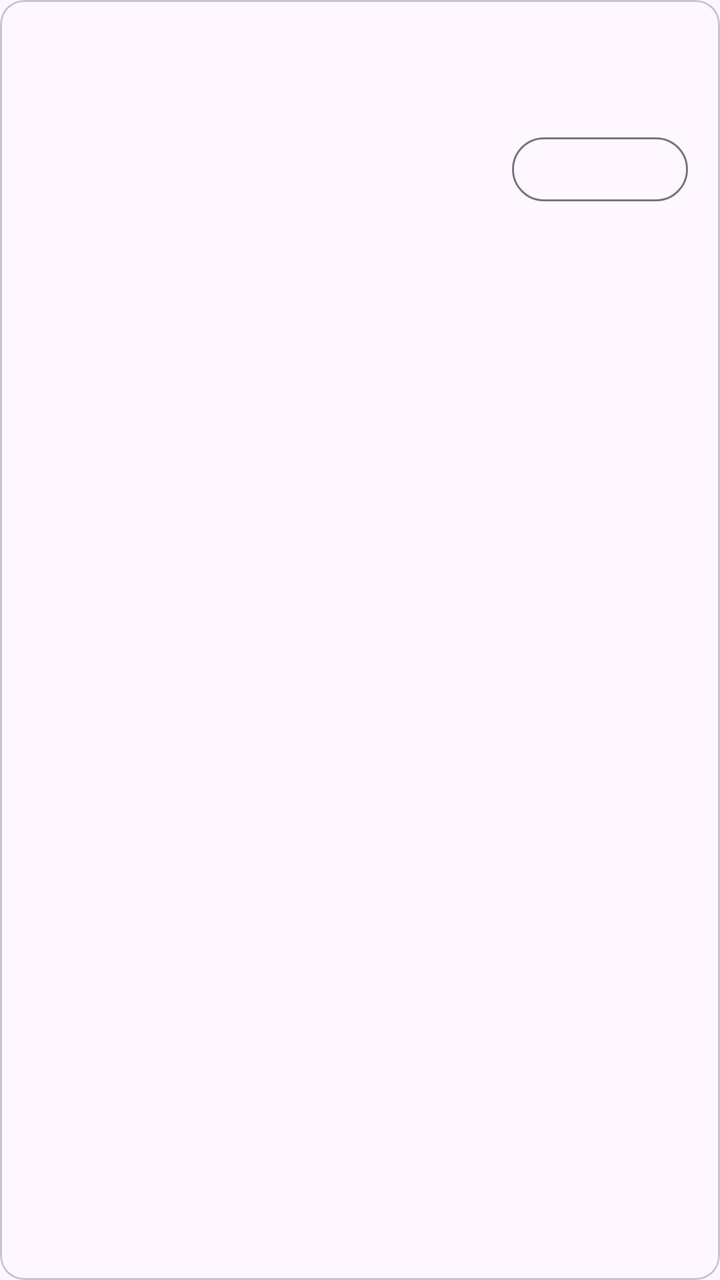
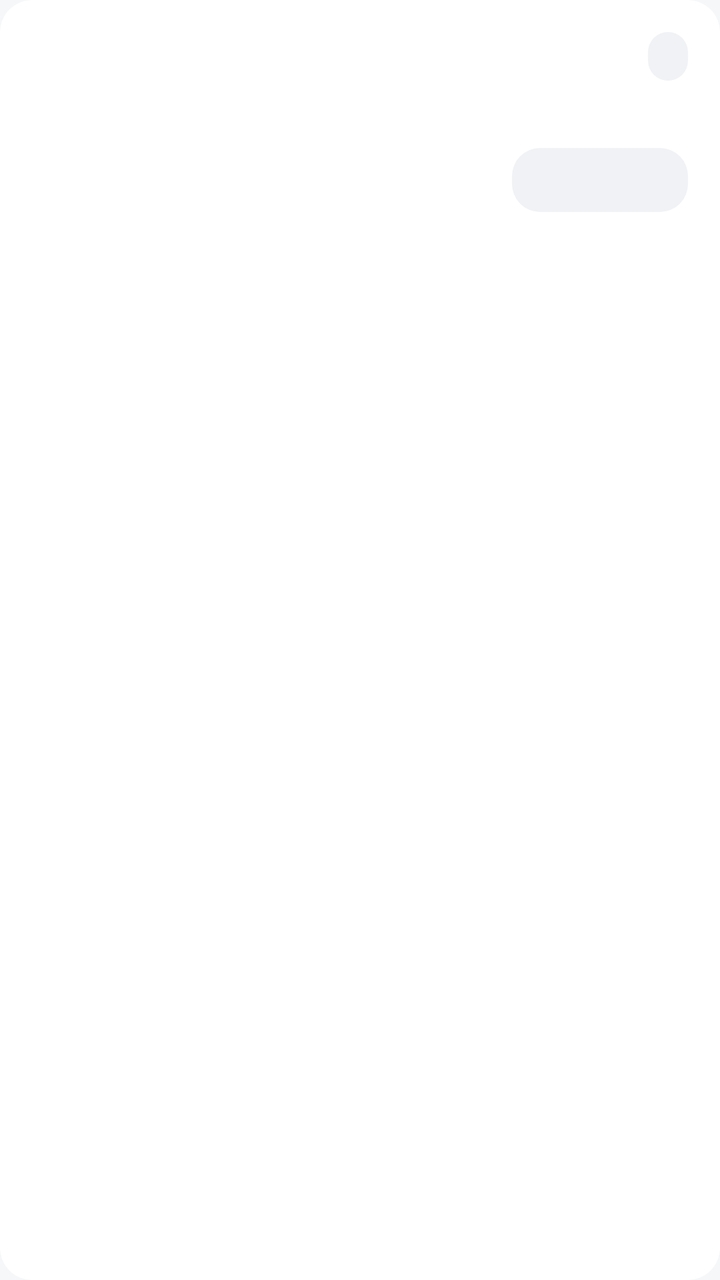

Screens rendered from an Android XML layout before and after an edit, with the pre-edit source and the edit as a unified diff.
<!-- AndroidManifest.xml: application theme Theme.GugugagaAdmin -->
<!-- res/layout/item_tai_khoan.xml -->
<?xml version="1.0" encoding="utf-8"?>
<com.google.android.material.card.MaterialCardView xmlns:android="http://schemas.android.com/apk/res/android"
    style="@style/TheDong"
    android:layout_width="match_parent"
    android:layout_height="wrap_content">

    <LinearLayout
        android:layout_width="match_parent"
        android:layout_height="wrap_content"
        android:minHeight="72dp"
        android:orientation="vertical"
        android:padding="@dimen/khoang_md">

        <LinearLayout
            android:layout_width="match_parent"
            android:layout_height="wrap_content"
            android:gravity="center_vertical"
            android:orientation="horizontal">

            <TextView
                android:id="@+id/tvHoTen"
                android:layout_width="0dp"
                android:layout_height="wrap_content"
                android:layout_weight="1"
                android:ellipsize="end"
                android:maxLines="1"
                android:textAppearance="?attr/textAppearanceTitleMedium" />

            <TextView
                android:id="@+id/tvTrangThai"
                style="@style/NhanTrangThai"
                android:layout_width="wrap_content"
                android:layout_height="wrap_content"
                android:layout_marginStart="@dimen/khoang_sm" />
        </LinearLayout>

        <TextView
            android:id="@+id/tvEmail"
            android:layout_width="match_parent"
            android:layout_height="wrap_content"
            android:layout_marginTop="@dimen/khoang_xs"
            android:ellipsize="end"
            android:maxLines="1" />

        <LinearLayout
            android:layout_width="match_parent"
            android:layout_height="wrap_content"
            android:layout_marginTop="@dimen/khoang_xs"
            android:gravity="center_vertical"
            android:orientation="horizontal">

            <TextView
                android:id="@+id/tvVaiTroSdt"
                android:layout_width="0dp"
                android:layout_height="wrap_content"
                android:layout_weight="1"
                android:textSize="@dimen/chu_nho" />

            <Button
                android:id="@+id/btnKhoaMo"
                style="@style/Widget.Material3.Button.OutlinedButton"
                android:layout_width="wrap_content"
                android:layout_height="wrap_content"
                android:minHeight="40dp" />
        </LinearLayout>
    </LinearLayout>
</com.google.android.material.card.MaterialCardView>
<!-- resources referenced by this layout -->
<resources>
  <style name="NhanTrangThai">
          <item name="android:textSize">@dimen/chu_nho</item>
          <item name="android:textStyle">bold</item>
          <item name="android:paddingStart">@dimen/khoang_sm</item>
          <item name="android:paddingEnd">@dimen/khoang_sm</item>
          <item name="android:paddingTop">2dp</item>
          <item name="android:paddingBottom">2dp</item>
      </style>
  <style name="TheDong" parent="Widget.Material3.CardView.Outlined">
          <item name="android:layout_marginStart">@dimen/khoang_md</item>
          <item name="android:layout_marginTop">@dimen/khoang_sm</item>
          <item name="android:layout_marginEnd">@dimen/khoang_md</item>
      </style>
  <style name="Theme.GugugagaAdmin" parent="Theme.Material3.DayNight.NoActionBar">
          <item name="colorPrimary">@color/xanh_ocop</item>
          <item name="colorPrimaryContainer">@color/xanh_ocop_nhat</item>
      </style>
  <color name="xanh_ocop">#1B6B3A</color>
  <color name="xanh_ocop_nhat">#A7F0B8</color>
  <!-- unchanged entries left out for length: 4 -->
</resources>

<!-- the commit's change to res/layout/item_tai_khoan.xml (unified diff, before → after) -->
@@ -24,7 +24,9 @@
                 android:layout_weight="1"
                 android:ellipsize="end"
                 android:maxLines="1"
-                android:textAppearance="?attr/textAppearanceTitleMedium" />
+                android:textAppearance="?attr/textAppearanceTitleMedium"
+                android:textColor="@color/chu_chinh"
+                android:textStyle="bold" />
 
             <TextView
                 android:id="@+id/tvTrangThai"
@@ -40,12 +42,14 @@
             android:layout_height="wrap_content"
             android:layout_marginTop="@dimen/khoang_xs"
             android:ellipsize="end"
-            android:maxLines="1" />
+            android:maxLines="1"
+            android:textColor="@color/chu_phu"
+            android:textSize="@dimen/chu_phu" />
 
         <LinearLayout
             android:layout_width="match_parent"
             android:layout_height="wrap_content"
-            android:layout_marginTop="@dimen/khoang_xs"
+            android:layout_marginTop="@dimen/khoang_sm"
             android:gravity="center_vertical"
             android:orientation="horizontal">
 
@@ -54,11 +58,12 @@
                 android:layout_width="0dp"
                 android:layout_height="wrap_content"
                 android:layout_weight="1"
+                android:textColor="@color/chu_phu"
                 android:textSize="@dimen/chu_nho" />
 
-            <Button
+            <com.google.android.material.button.MaterialButton
                 android:id="@+id/btnKhoaMo"
-                style="@style/Widget.Material3.Button.OutlinedButton"
+                style="@style/NutVienOcop"
                 android:layout_width="wrap_content"
                 android:layout_height="wrap_content"
                 android:minHeight="40dp" />
<!-- resource entries referenced after the edit -->
@@ -1,24 +1,159 @@
 <!-- resources referenced by this layout -->
 <resources>
+  <color name="chu_chinh">#111827</color>
+  <color name="chu_phu">#6B7280</color>
+  <dimen name="chu_phu">13sp</dimen>
   <style name="NhanTrangThai">
+          <item name="android:background">@drawable/nen_nhan_trang_thai</item>
           <item name="android:textSize">@dimen/chu_nho</item>
           <item name="android:textStyle">bold</item>
-          <item name="android:paddingStart">@dimen/khoang_sm</item>
-          <item name="android:paddingEnd">@dimen/khoang_sm</item>
-          <item name="android:paddingTop">2dp</item>
-          <item name="android:paddingBottom">2dp</item>
+          <item name="android:paddingStart">10dp</item>
+          <item name="android:paddingEnd">10dp</item>
+          <item name="android:paddingTop">4dp</item>
+          <item name="android:paddingBottom">4dp</item>
       </style>
-  <style name="TheDong" parent="Widget.Material3.CardView.Outlined">
+  <style name="NutVienOcop" parent="Widget.Material3.Button.TonalButton">
+          <item name="cornerRadius">@dimen/bo_goc_md</item>
+          <item name="backgroundTint">@color/nen_nhap</item>
+          <item name="android:textColor">@color/chu_chinh</item>
+          <item name="android:minHeight">46dp</item>
+      </style>
+  <style name="TheDong" parent="Widget.Material3.CardView.Filled">
+          <item name="cardBackgroundColor">@color/nen_the</item>
+          <item name="cardCornerRadius">@dimen/bo_goc_the</item>
+          <item name="cardElevation">0dp</item>
+          <item name="strokeWidth">0dp</item>
           <item name="android:layout_marginStart">@dimen/khoang_md</item>
-          <item name="android:layout_marginTop">@dimen/khoang_sm</item>
+          <item name="android:layout_marginTop">5dp</item>
           <item name="android:layout_marginEnd">@dimen/khoang_md</item>
+          <item name="android:layout_marginBottom">5dp</item>
       </style>
   <style name="Theme.GugugagaAdmin" parent="Theme.Material3.DayNight.NoActionBar">
           <item name="colorPrimary">@color/xanh_ocop</item>
+          <item name="colorOnPrimary">@color/nen_icon</item>
           <item name="colorPrimaryContainer">@color/xanh_ocop_nhat</item>
+          <item name="colorOnPrimaryContainer">@color/xanh_ocop_tren_nhat</item>
+  
+          <item name="colorSecondary">@color/xanh_phu</item>
+          <item name="colorSecondaryContainer">@color/xanh_phu_nhat</item>
+          <item name="colorOnSecondaryContainer">@color/xanh_phu_tren_nhat</item>
+  
+          <item name="colorTertiary">@color/vang_ocop</item>
+          <item name="colorTertiaryContainer">@color/vang_ocop_nhat</item>
+          <item name="colorOnTertiaryContainer">@color/vang_ocop_tren_nhat</item>
+  
+          <item name="android:colorBackground">@color/nen_man_hinh</item>
+          <item name="colorSurface">@color/nen_man_hinh</item>
+          <item name="colorSurfaceContainerLowest">@color/nen_the</item>
+          <item name="colorSurfaceContainerLow">@color/nen_nhap</item>
+          <item name="colorSurfaceContainer">@color/nen_nhap_dam</item>
+          <item name="colorOnSurface">@color/chu_chinh</item>
+          <item name="colorOnSurfaceVariant">@color/chu_phu</item>
+          <item name="colorOutlineVariant">@color/vien_the</item>
+          <item name="colorError">@color/do_tu_choi</item>
+  
+          <item name="android:windowBackground">@color/nen_man_hinh</item>
+          <item name="shapeAppearanceSmallComponent">@style/HinhDangNho</item>
+          <item name="shapeAppearanceMediumComponent">@style/HinhDangVua</item>
+          <item name="shapeAppearanceLargeComponent">@style/HinhDangLon</item>
+  
+          <item name="materialButtonStyle">@style/NutChinhOcop</item>
+          <item name="materialButtonOutlinedStyle">@style/NutVienOcop</item>
+          <item name="textInputStyle">@style/ONhapOcop</item>
+          <item name="bottomNavigationStyle">@style/ThanhDieuHuongDuoiOcop</item>
+          <item name="chipStyle">@style/ChipLocOcop</item>
       </style>
-  <color name="xanh_ocop">#1B6B3A</color>
-  <color name="xanh_ocop_nhat">#A7F0B8</color>
+  <!-- drawable nen_nhan_trang_thai (drawable) -->
+  <?xml version="1.0" encoding="utf-8"?>
+  <shape xmlns:android="http://schemas.android.com/apk/res/android"
+      android:shape="rectangle">
+      <solid android:color="@color/xam_nen" />
+      <corners android:radius="@dimen/bo_goc_vien" />
+  </shape>
+  <dimen name="bo_goc_md">14dp</dimen>
+  <color name="nen_nhap">#F1F2F5</color>
+  <color name="nen_the">#FFFFFF</color>
+  <dimen name="bo_goc_the">16dp</dimen>
+  <color name="xanh_ocop">#15803D</color>
+  <color name="nen_icon">#FFFFFF</color>
+  <color name="xanh_ocop_nhat">#E7F6EC</color>
+  <color name="xanh_ocop_tren_nhat">#14532D</color>
+  <color name="xanh_phu">#374151</color>
+  <color name="xanh_phu_nhat">#F1F2F4</color>
+  <color name="xanh_phu_tren_nhat">#111827</color>
+  <color name="vang_ocop">#D97706</color>
+  <color name="vang_ocop_nhat">#FEF7E6</color>
+  <color name="vang_ocop_tren_nhat">#92400E</color>
+  <color name="nen_man_hinh">#F6F7F9</color>
+  <color name="nen_nhap_dam">#E5E7EB</color>
+  <color name="vien_the">#EAECEF</color>
+  <color name="do_tu_choi">#DC2626</color>
+  <style name="HinhDangNho" parent="ShapeAppearance.Material3.SmallComponent">
+          <item name="cornerSize">@dimen/bo_goc_md</item>
+      </style>
+  <style name="HinhDangVua" parent="ShapeAppearance.Material3.MediumComponent">
+          <item name="cornerSize">@dimen/bo_goc_the</item>
+      </style>
+  <style name="HinhDangLon" parent="ShapeAppearance.Material3.LargeComponent">
+          <item name="cornerSize">@dimen/bo_goc_lon</item>
+      </style>
+  <style name="NutChinhOcop" parent="Widget.Material3.Button">
+          <item name="cornerRadius">@dimen/bo_goc_md</item>
+          <item name="android:minHeight">@dimen/nut_cao</item>
+          <item name="android:textStyle">bold</item>
+          <item name="android:elevation">0dp</item>
+          <item name="elevation">0dp</item>
+      </style>
+  <style name="ONhapOcop" parent="Widget.Material3.TextInputLayout.OutlinedBox">
+          <item name="boxCornerRadiusTopStart">@dimen/bo_goc_md</item>
+          <item name="boxCornerRadiusTopEnd">@dimen/bo_goc_md</item>
+          <item name="boxCornerRadiusBottomStart">@dimen/bo_goc_md</item>
+          <item name="boxCornerRadiusBottomEnd">@dimen/bo_goc_md</item>
+          <item name="boxBackgroundColor">@color/nen_nhap</item>
+          <item name="boxStrokeWidth">0dp</item>
+          <item name="boxStrokeWidthFocused">1.5dp</item>
+          <item name="boxStrokeColor">@color/xanh_ocop</item>
+      </style>
+  <style name="ThanhDieuHuongDuoiOcop" parent="Widget.Material3.BottomNavigationView">
+          <item name="android:background">@android:color/transparent</item>
+          <item name="android:minHeight">64dp</item>
+          <item name="itemActiveIndicatorStyle">@style/ChiBaoTabOcop</item>
+          <item name="itemIconTint">@color/mau_tab_bottom</item>
+          <item name="itemTextColor">@color/mau_tab_bottom</item>
+          <item name="itemIconSize">22dp</item>
+          <item name="itemPaddingTop">10dp</item>
+          <item name="itemPaddingBottom">10dp</item>
+          <item name="itemTextAppearanceActive">@style/ChuTabDockChon</item>
+          <item name="itemTextAppearanceInactive">@style/ChuTabDock</item>
+          <item name="labelVisibilityMode">labeled</item>
+          <item name="elevation">0dp</item>
+      </style>
+  <style name="ChipLocOcop" parent="Widget.Material3.Chip.Filter">
+          <item name="chipCornerRadius">@dimen/bo_goc_vien</item>
+          <item name="chipStrokeWidth">0dp</item>
+          <item name="chipBackgroundColor">@color/mau_nen_chip_loc</item>
+          <item name="android:textColor">@color/mau_chu_chip_loc</item>
+          <item name="checkedIconVisible">false</item>
+          <item name="chipMinTouchTargetSize">38dp</item>
+      </style>
+  <color name="xam_nen">#F1F2F5</color>
+  <dimen name="bo_goc_vien">999dp</dimen>
+  <dimen name="bo_goc_lon">22dp</dimen>
+  <dimen name="nut_cao">50dp</dimen>
+  <style name="ChiBaoTabOcop" parent="Widget.Material3.BottomNavigationView.ActiveIndicator">
+          <item name="android:color">@color/chi_bao_dock</item>
+          <item name="android:width">54dp</item>
+          <item name="android:height">30dp</item>
+      </style>
+  <style name="ChuTabDockChon" parent="TextAppearance.Material3.LabelSmall">
+          <item name="android:textSize">@dimen/chu_tab_dock</item>
+          <item name="android:textStyle">bold</item>
+      </style>
+  <style name="ChuTabDock" parent="TextAppearance.Material3.LabelSmall">
+          <item name="android:textSize">@dimen/chu_tab_dock</item>
+      </style>
+  <color name="chi_bao_dock">#E7F6EC</color>
+  <dimen name="chu_tab_dock">10.5sp</dimen>
   <!-- unchanged entries left out for length: 4 -->
 </resources>
 
